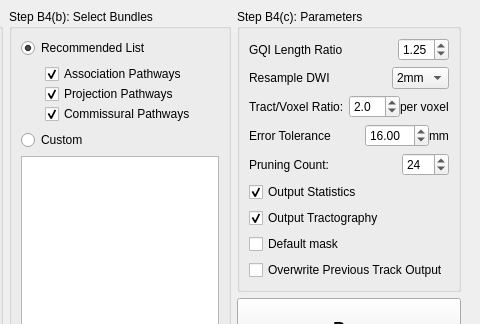
Before: the Qt Designer form auto_track.ui in frankyeh/DSI-Studio, drawn with Qt 5; both pictures show x 270 to 750 and y 0 to 324 of the 750 by 505 pixel window.
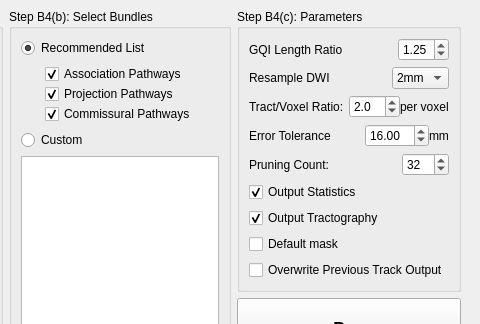
After: the same form once the commit is applied. Icons and pictures are not drawn.

Commit message: con't

```diff
--- a/auto_track.ui
+++ b/auto_track.ui
@@ -522,7 +522,7 @@
                   <number>100</number>
                  </property>
                  <property name="value">
-                  <number>24</number>
+                  <number>32</number>
                  </property>
                 </widget>
                </item>
```
The commit also changes 1 other file.
